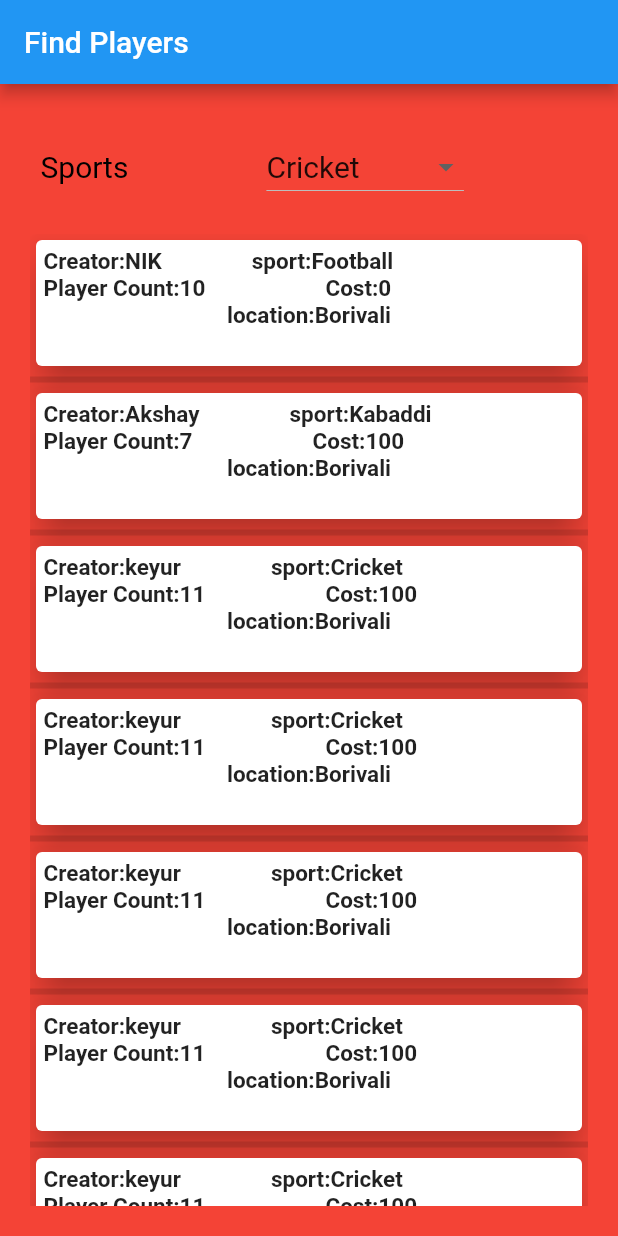
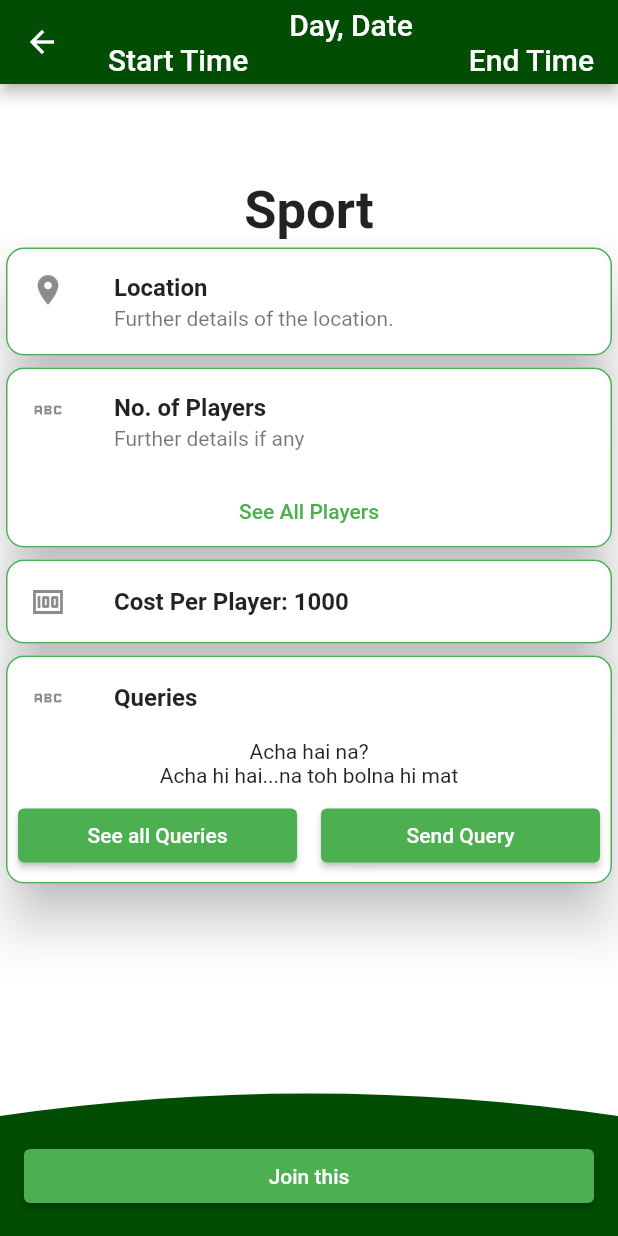
Before and after one commit to keyur653/OutOfBounds, a Flutter app: the Home screen opened directly, after a tap on an icon or button, on a phone screen of 412 x 824 dp. Run offline on Flutter 3.47's test engine with Material 2 defaults, Android fonts, the light colour scheme and no system bars; drawn by our look-alikes of velocity_x; our stand-ins replace cloud_firestore, firebase_auth, firebase_core, flutter_signin_button, modal_progress_hud_nsn; accounts and stored records are empty.

Commit message:
activity detail page done

```diff
--- a/play_on/lib/main.dart
+++ b/play_on/lib/main.dart
@@ -1,6 +1,7 @@
 import 'package:flutter/material.dart';
 import 'package:play_on/login/register_page.dart';
 import 'package:play_on/create_activity/create.dart';
+import 'package:play_on/screens/activity_Detail.dart';
 import 'package:play_on/screens/edit_profile.dart';
 import 'package:play_on/screens/home_screen.dart';
 import 'package:play_on/login/login_page.dart';
@@ -25,7 +26,7 @@ class MyApp extends StatelessWidget {
   @override
   Widget build(BuildContext context) {
     return MaterialApp(
-      initialRoute: WelcomeScreen.id,
+      initialRoute: ActivityDetail.id,
       routes: {
         WelcomeScreen.id: (context) => const WelcomeScreen(),
         LoginDemo.id: (context) => const LoginDemo(),
@@ -33,7 +34,8 @@ class MyApp extends StatelessWidget {
         HomeScreen.id: (context) => const HomeScreen(),
         RegisterDemo.id: (context) => RegisterDemo(),
         EditProfilePage().id: ((context) => EditProfilePage()),
-        Create.id: (context) => const Create()
+        Create.id: (context) => const Create(),
+        ActivityDetail.id: (context) =>const ActivityDetail(),
       },
     );
   }
--- /dev/null
+++ b/play_on/lib/screens/activity_detail.dart
@@ -0,0 +1,223 @@
+import 'package:flutter/material.dart';
+import 'package:flutter/src/widgets/container.dart';
+import 'package:flutter/src/widgets/framework.dart';
+import 'package:velocity_x/velocity_x.dart';
+import 'find_players.dart';
+
+// import 'h';
+class ActivityDetail extends StatelessWidget {
+  static String id = "/Activity Detail";
+
+  const ActivityDetail({super.key});
+
+  @override
+  Widget build(BuildContext context) {
+    // var index;
+    // var arrCard;
+    return Scaffold(
+      appBar: AppBar(
+        backgroundColor: Color.fromARGB(255, 0, 77, 3),
+        leading: BackButton(
+          onPressed: () {
+            Navigator.pop(context);
+          },
+        ),
+        title: Column(
+          children: [
+            "Day, Date".text.make(),
+            Row(
+              children: [
+                Expanded(child: "Start Time ".text.make()),
+                "End Time".text.make(),
+              ],
+            ),
+          ],
+        ),
+      ),
+      backgroundColor: context.canvasColor,
+      bottomNavigationBar: Container(
+        color: Color.fromARGB(255, 0, 77, 3),
+        child: Row(
+          children: [
+            // Expanded(
+            //   child: ElevatedButton(
+            //     onPressed: () {},
+            //     style: ButtonStyle(
+            //         backgroundColor: MaterialStatePropertyAll(Colors.green)),
+            //     child: "Send Query".text.make(),
+            //   ).p8(),
+            // ),
+            Expanded(
+              child: ElevatedButton(
+                onPressed: () {},
+                style: ButtonStyle(
+                    backgroundColor: MaterialStatePropertyAll(Colors.green)),
+                child: "Join this".text.make(),
+              ).p8(),
+            ),
+            // 150.widthBox,
+          ],
+        ).p8(),
+      ),
+      body: SafeArea(
+        bottom: false,
+        child: Column(
+          children: [
+            // Hero(
+            //     tag: Key(catalog.id.toString()),
+            //     child: Image.network(catalog.image).h32(context)),
+            Expanded(
+                child: VxArc(
+              height: 15.0,
+              arcType: VxArcType.CONVEY,
+              edge: VxEdge.BOTTOM,
+              child: Container(
+                color: context.cardColor,
+                width: context.screenWidth,
+                child: SingleChildScrollView(
+                  child: Column(
+                    children: [
+                      Text(
+                        "Sport",
+                        style: TextStyle(
+                            fontWeight: FontWeight.bold, fontSize: 35),
+                      ),
+                      Card(
+                        elevation: 15,
+                        shape: RoundedRectangleBorder(
+                          side: BorderSide(
+                            color: Colors.green,
+                          ),
+                          borderRadius:
+                              const BorderRadius.all(Radius.circular(12)),
+                        ),
+                        child: Column(
+                          mainAxisSize: MainAxisSize.min,
+                          children: <Widget>[
+                            const ListTile(
+                              leading: Icon(Icons.location_on),
+                              title: Text(
+                                'Location',
+                                style: TextStyle(fontWeight: FontWeight.bold),
+                              ),
+                              subtitle:
+                                  Text('Further details of the location.'),
+                            ),
+                          ],
+                        ),
+                      ),
+                      Card(
+                        elevation: 15,
+                        shape: RoundedRectangleBorder(
+                          side: BorderSide(
+                            color: Colors.green,
+                          ),
+                          borderRadius:
+                              const BorderRadius.all(Radius.circular(12)),
+                        ),
+                        child: Column(
+                          mainAxisSize: MainAxisSize.min,
+                          children: <Widget>[
+                            const ListTile(
+                              leading: Icon(Icons.abc),
+                              title: Text(
+                                'No. of Players',
+                                style: TextStyle(fontWeight: FontWeight.bold),
+                              ),
+                              subtitle: Text('Further details if any'),
+                            ),
+                            TextButton(
+                              child: const Text(
+                                'See All Players',
+                                style: TextStyle(color: Colors.green),
+                              ),
+                              onPressed: () {/* ... */},
+                            ),
+                            const SizedBox(width: 8),
+                          ],
+                        ),
+                      ),
+                      Card(
+                        elevation: 15,
+                        shape: RoundedRectangleBorder(
+                          side: BorderSide(
+                            color: Colors.green,
+                          ),
+                          borderRadius:
+                              const BorderRadius.all(Radius.circular(12)),
+                        ),
+                        child: Column(
+                          mainAxisSize: MainAxisSize.min,
+                          children: <Widget>[
+                            const ListTile(
+                              leading: Icon(Icons.money_outlined),
+                              title: Text(
+                                'Cost Per Player: 1000',
+                                style: TextStyle(fontWeight: FontWeight.bold),
+                              ),
+                            ),
+                            const SizedBox(width: 8),
+                          ],
+                        ),
+                      ),
+                      Card(
+                        elevation: 15,
+                        shape: RoundedRectangleBorder(
+                          side: BorderSide(
+                            color: Colors.green,
+                          ),
+                          borderRadius:
+                              const BorderRadius.all(Radius.circular(12)),
+                        ),
+                        child: Column(
+                          mainAxisSize: MainAxisSize.min,
+                          children: <Widget>[
+                            const ListTile(
+                              leading: Icon(Icons.abc),
+                              title: Text(
+                                'Queries',
+                                style: TextStyle(fontWeight: FontWeight.bold),
+                              ),
+                            ),
+                            "Acha hai na?".text.make(),
+                            "Acha hi hai...na toh bolna hi mat".text.make(),
+                            Row(
+                              children: [
+                                Expanded(
+                                  child: ElevatedButton(
+                                    onPressed: () {},
+                                    child: "See all Queries".text.make(),
+                                    style: ButtonStyle(
+                                        backgroundColor:
+                                            MaterialStatePropertyAll(
+                                                Colors.green)),
+                                  ).p8(),
+                                ),
+                                Expanded(
+                                  child: ElevatedButton(
+                                    onPressed: () {},
+                                    child: "Send Query".text.make(),
+                                    style: ButtonStyle(
+                                        backgroundColor:
+                                            MaterialStatePropertyAll(
+                                                Colors.green)),
+                                  ).p8(),
+                                ),
+                              ],
+                            ),
+                            const SizedBox(width: 8),
+                          ],
+                        ),
+                      ),
+                    ],
+                  ).py64(),
+                ),
+              ),
+            ).color(Color.fromARGB(255, 0, 77, 3))),
+          ],
+        ),
+      ),
+    );
+    ;
+  }
+}
--- a/play_on/lib/screens/find_players.dart
+++ b/play_on/lib/screens/find_players.dart
@@ -1,5 +1,5 @@
 import 'package:flutter/material.dart';
-
+import 'package:play_on/screens/activity_Detail.dart';
 
 class FindPlayer extends StatefulWidget {
   @override
@@ -18,6 +18,8 @@ class _FindPlayerState extends State<FindPlayer> {
 }
 
 class Home extends StatefulWidget {
+  static var arrCard;
+
   @override
   State<Home> createState() => _HomeState();
 }
@@ -37,23 +39,125 @@ class _HomeState extends State<Home> {
   String? _currentItemSelected = 'Cricket';
 
   var arrCard = [
-    {'name': 'NIK','sports':'Football','players':10,'location':'Borivali','Cost':0},
-    {'name': 'Akshay','sports':'Kabaddi','players':7,'location':'Borivali','Cost':100},
-    {'name': 'keyur','sports':'Cricket','players':11,'location':'Borivali','Cost':100},
-    {'name': 'keyur','sports':'Cricket','players':11,'location':'Borivali','Cost':100},
-    {'name': 'keyur','sports':'Cricket','players':11,'location':'Borivali','Cost':100},
-    {'name': 'keyur','sports':'Cricket','players':11,'location':'Borivali','Cost':100},
-    {'name': 'keyur','sports':'Cricket','players':11,'location':'Borivali','Cost':100},
-    {'name': 'keyur','sports':'Cricket','players':11,'location':'Borivali','Cost':100},
-    {'name': 'keyur','sports':'Cricket','players':11,'location':'Borivali','Cost':100},
-    {'name': 'keyur','sports':'Cricket','players':11,'location':'Borivali','Cost':100},
-    {'name': 'keyur','sports':'Cricket','players':11,'location':'Borivali','Cost':100},
-    {'name': 'keyur','sports':'Cricket','players':11,'location':'Borivali','Cost':100},
-    {'name': 'keyur','sports':'Cricket','players':11,'location':'Borivali','Cost':100},
-    {'name': 'keyur','sports':'Cricket','players':11,'location':'Borivali','Cost':100},
-    {'name': 'keyur','sports':'Cricket','players':11,'location':'Borivali','Cost':100},
-    {'name': 'keyur','sports':'Cricket','players':11,'location':'Borivali','Cost':100},
-    {'name': 'keyur','sports':'Cricket','players':11,'location':'Borivali','Cost':100},
+    {
+      'name': 'NIK',
+      'sports': 'Football',
+      'players': 10,
+      'location': 'Borivali',
+      'Cost': 0
+    },
+    {
+      'name': 'Akshay',
+      'sports': 'Kabaddi',
+      'players': 7,
+      'location': 'Borivali',
+      'Cost': 100
+    },
+    {
+      'name': 'keyur',
+      'sports': 'Cricket',
+      'players': 11,
+      'location': 'Borivali',
+      'Cost': 100
+    },
+    {
+      'name': 'keyur',
+      'sports': 'Cricket',
+      'players': 11,
+      'location': 'Borivali',
+      'Cost': 100
+    },
+    {
+      'name': 'keyur',
+      'sports': 'Cricket',
+      'players': 11,
+      'location': 'Borivali',
+      'Cost': 100
+    },
+    {
+      'name': 'keyur',
+      'sports': 'Cricket',
+      'players': 11,
+      'location': 'Borivali',
+      'Cost': 100
+    },
+    {
+      'name': 'keyur',
+      'sports': 'Cricket',
+      'players': 11,
+      'location': 'Borivali',
+      'Cost': 100
+    },
+    {
+      'name': 'keyur',
+      'sports': 'Cricket',
+      'players': 11,
+      'location': 'Borivali',
+      'Cost': 100
+    },
+    {
+      'name': 'keyur',
+      'sports': 'Cricket',
+      'players': 11,
+      'location': 'Borivali',
+      'Cost': 100
+    },
+    {
+      'name': 'keyur',
+      'sports': 'Cricket',
+      'players': 11,
+      'location': 'Borivali',
+      'Cost': 100
+    },
+    {
+      'name': 'keyur',
+      'sports': 'Cricket',
+      'players': 11,
+      'location': 'Borivali',
+      'Cost': 100
+    },
+    {
+      'name': 'keyur',
+      'sports': 'Cricket',
+      'players': 11,
+      'location': 'Borivali',
+      'Cost': 100
+    },
+    {
+      'name': 'keyur',
+      'sports': 'Cricket',
+      'players': 11,
+      'location': 'Borivali',
+      'Cost': 100
+    },
+    {
+      'name': 'keyur',
+      'sports': 'Cricket',
+      'players': 11,
+      'location': 'Borivali',
+      'Cost': 100
+    },
+    {
+      'name': 'keyur',
+      'sports': 'Cricket',
+      'players': 11,
+      'location': 'Borivali',
+      'Cost': 100
+    },
+    {
+      'name': 'keyur',
+      'sports': 'Cricket',
+      'players': 11,
+      'location': 'Borivali',
+      'Cost': 100
+    },
+    {
+      'name': 'keyur',
+      'sports': 'Cricket',
+      'players': 11,
+      'location': 'Borivali',
+      'Cost': 100
+    },
   ];
 
   @override
@@ -115,45 +219,75 @@ class _HomeState extends State<Home> {
           Expanded(
             child: Padding(
               padding: EdgeInsets.all(20),
-              child: ListView.separated(itemBuilder: (context, index) {
+              child: ListView.separated(
+                itemBuilder: (context, index) {
                   return Card(
                     elevation: 10,
                     child: Padding(
                       padding: EdgeInsets.all(5),
                       child: InkWell(
                         onTap: () {
-
+                          setState(() {
+                            Navigator.pushNamed(context, ActivityDetail.id);
+                          });
                         },
                         child: Column(
-
                           children: [
                             Padding(
-                            padding: EdgeInsets.only(right: 30
+                              padding: EdgeInsets.only(right: 30),
+                              child: Row(children: [
+                                Text(
+                                  'Creator:${arrCard[index]['name'].toString()}',
+                                  style: TextStyle(
+                                      fontSize: 15,
+                                      fontWeight: FontWeight.bold),
                                 ),
-                            child: Row(
-                              children: [
-                                Text('Creator:${arrCard[index]['name'].toString()}',style: TextStyle(fontSize: 15,fontWeight: FontWeight.bold),),
                                 SizedBox(width: 60),
-                                Text('sport:${arrCard[index]['sports'].toString()}',style: TextStyle(fontSize: 15,fontWeight: FontWeight.bold)),
+                                Text(
+                                    'sport:${arrCard[index]['sports'].toString()}',
+                                    style: TextStyle(
+                                        fontSize: 15,
+                                        fontWeight: FontWeight.bold)),
                               ]),
                             ),
                             Row(
                               children: [
-                              Text('Player Count:${arrCard[index]['players'].toString()}',style: TextStyle(fontSize: 15,fontWeight: FontWeight.bold)),
-                              SizedBox(width: 80,),
-                              Text('Cost:${arrCard[index]['Cost'].toString()}',style: TextStyle(fontSize: 15,fontWeight: FontWeight.bold))
+                                Text(
+                                    'Player Count:${arrCard[index]['players'].toString()}',
+                                    style: TextStyle(
+                                        fontSize: 15,
+                                        fontWeight: FontWeight.bold)),
+                                SizedBox(
+                                  width: 80,
+                                ),
+                                Text(
+                                    'Cost:${arrCard[index]['Cost'].toString()}',
+                                    style: TextStyle(
+                                        fontSize: 15,
+                                        fontWeight: FontWeight.bold))
                               ],
                             ),
-                          Text('location:${arrCard[index]['location'].toString()}',style: TextStyle(fontSize: 15,fontWeight: FontWeight.bold)),
+                            Text(
+                                'location:${arrCard[index]['location'].toString()}',
+                                style: TextStyle(
+                                    fontSize: 15, fontWeight: FontWeight.bold)),
                             Padding(padding: EdgeInsets.all(10))
                           ],
                         ),
                       ),
                     ),
                   );
-              }, separatorBuilder: (context, index) {
-                return Divider(height: 10,thickness: 4,);
-              }, itemCount: arrCard.length,shrinkWrap: true,scrollDirection: Axis.vertical,),
+                },
+                separatorBuilder: (context, index) {
+                  return Divider(
+                    height: 10,
+                    thickness: 4,
+                  );
+                },
+                itemCount: arrCard.length,
+                shrinkWrap: true,
+                scrollDirection: Axis.vertical,
+              ),
             ),
           )
         ],
```
Lines whose indentation alone changed are shown as unchanged.
